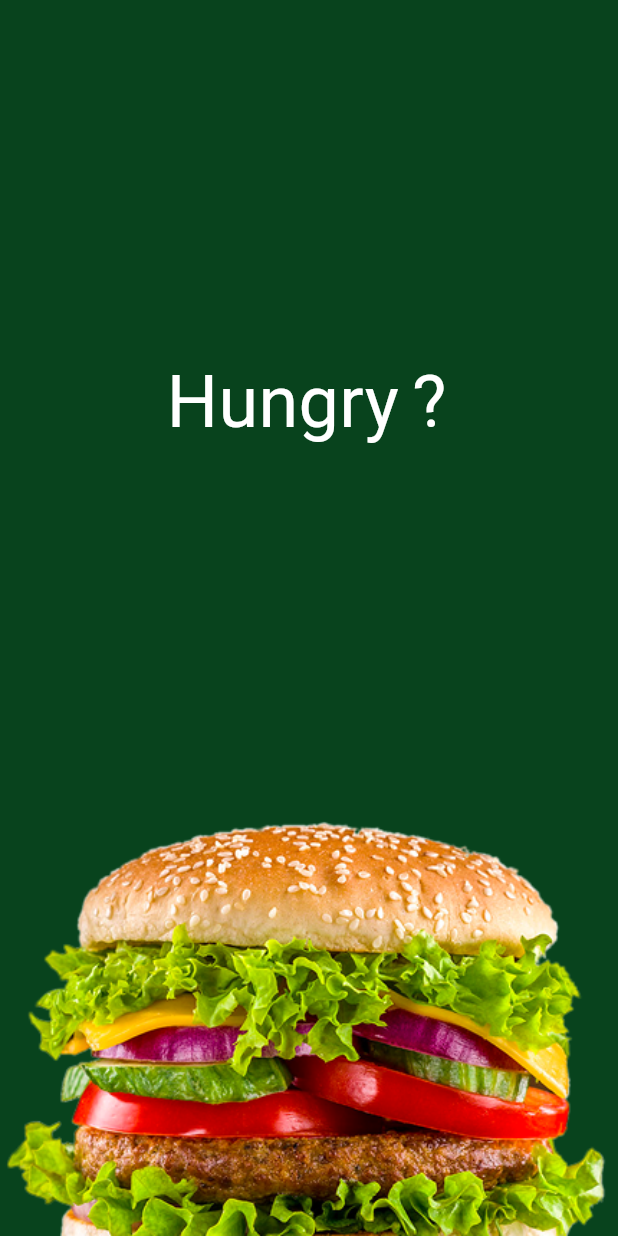
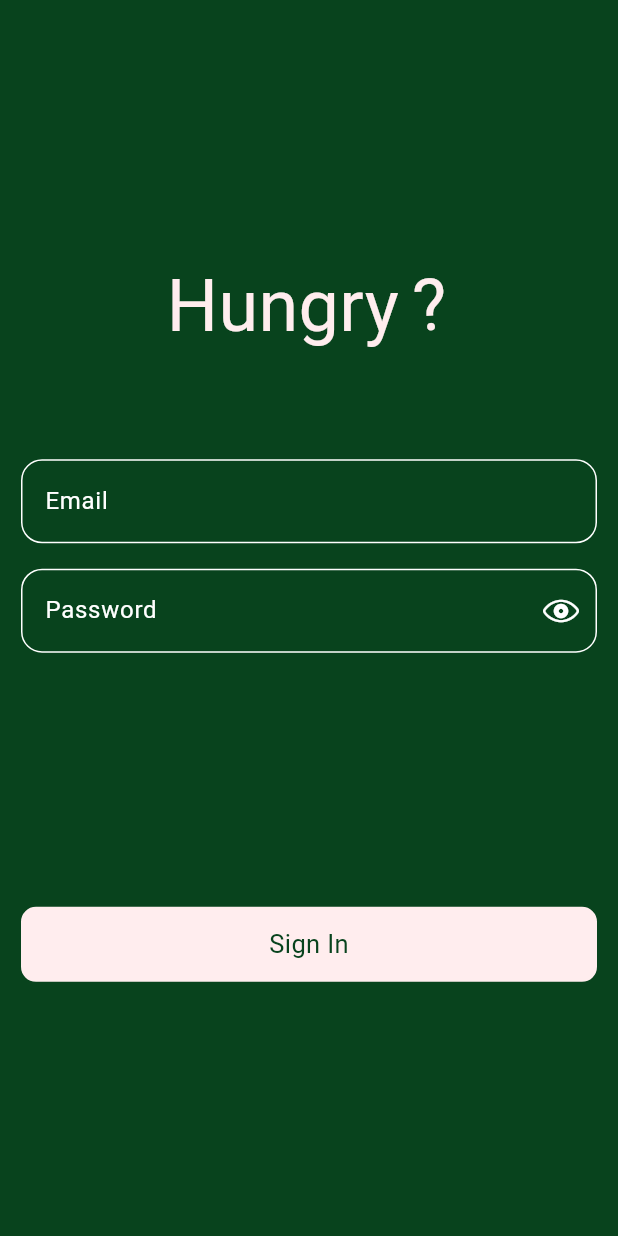
Before and after one commit to AhmedElgendy2004/Food_App, a Flutter app: the screen it shows after launch, on a phone screen of 412 x 824 dp. Run offline on Flutter 3.47's test engine with Material 3 defaults, Android fonts, the phone set to English and light mode, and no system bars; our stand-ins replace google_fonts.

Commit message:
feat: add Sign in view

```diff
--- a/lib/core/constants/app_colors.dart
+++ b/lib/core/constants/app_colors.dart
@@ -2,7 +2,7 @@ import 'dart:ui';
 
 class AppColors {
   static const Color primary = Color(0xFF08431D);
-  // static const Color secondary = Color(0xFFFFEDEE);
+  static const Color secondary = Color(0xFFFFEDEE);
   // static const Color textColor1 = Color(0xFF0D1030);
   // static const Color textColor2 = Color(0xFF7C7C7C);
   // static const Color textColor3 = Color(0xFFB9B9B9);
--- a/lib/core/widgets/app_logo.dart
+++ b/lib/core/widgets/app_logo.dart
@@ -1,5 +1,6 @@
 import 'package:flutter/material.dart';
 import 'package:google_fonts/google_fonts.dart';
+import 'package:hungry_food_app/core/constants/app_colors.dart';
 
 class AppLogo extends StatefulWidget {
   final String text;
@@ -13,7 +14,7 @@ class AppLogo extends StatefulWidget {
     super.key,
     this.text = 'Hungry',
     this.fontSize = 48,
-    this.textColor = Colors.white,
+    this.textColor = AppColors.secondary,
     this.questionMarkColor,
     this.onTap,
     this.animateQuestionMark = true,
@@ -41,7 +42,7 @@ class _AppLogoState extends State<AppLogo> with SingleTickerProviderStateMixin {
     _rotationAnimation =
         Tween<double>(
           begin: -0.08, // ميلان لليسار قليلاً
-          end: 0.12, // ميلان لليمين مع هزة خفيفة
+          end: 0.1, // ميلان لليمين مع هزة خفيفة
         ).animate(
           CurvedAnimation(parent: _controller, curve: Curves.easeInOutSine),
         );
@@ -49,7 +50,7 @@ class _AppLogoState extends State<AppLogo> with SingleTickerProviderStateMixin {
     // نبضة حجم طفيفة مرافقة للميلان
     _scaleAnimation = Tween<double>(
       begin: 1.0,
-      end: 1.1,
+      end: 1.15,
     ).animate(CurvedAnimation(parent: _controller, curve: Curves.easeInOut));
 
     if (widget.animateQuestionMark) {
@@ -98,6 +99,7 @@ class _AppLogoState extends State<AppLogo> with SingleTickerProviderStateMixin {
               alignment: Alignment.bottomCenter,
               transform: Matrix4.identity()
                 ..rotateZ(_rotationAnimation.value)
+                // ignore: deprecated_member_use
                 ..scale(_scaleAnimation.value),
               child: child,
             );
--- /dev/null
+++ b/lib/core/widgets/custom_button.dart
@@ -0,0 +1,40 @@
+import 'package:flutter/material.dart';
+import 'package:hungry_food_app/core/constants/app_colors.dart';
+import 'package:hungry_food_app/core/widgets/custom_text.dart';
+
+class CustomButton extends StatelessWidget {
+  const CustomButton({
+    super.key,
+    required this.buttonColor,
+    required this.buttonText, this.onPressed,
+  });
+
+  final String buttonText;
+  final Color buttonColor;
+  final Function()? onPressed;
+
+  @override
+  Widget build(BuildContext context) {
+    return GestureDetector(
+      onTap: onPressed,
+      child: Container(
+        margin: const EdgeInsets.symmetric(horizontal: 14.0),
+        height: 50,
+        width: double.infinity,
+        decoration: BoxDecoration(
+          color: buttonColor,
+          border: Border.all(color: AppColors.secondary, width: 4),
+          borderRadius: BorderRadius.circular(10),
+        ),
+
+        child: CustomText(
+          text: buttonText,
+          size: 17,
+          color: (buttonColor == AppColors.secondary)
+              ? AppColors.primary
+              : AppColors.secondary,
+        ),
+      ),
+    );
+  }
+}
--- /dev/null
+++ b/lib/core/widgets/custom_text.dart
@@ -0,0 +1,33 @@
+import 'package:flutter/material.dart';
+import 'package:google_fonts/google_fonts.dart';
+import 'package:hungry_food_app/core/constants/app_colors.dart';
+
+class CustomText extends StatelessWidget {
+  const CustomText({
+    super.key,
+    required this.text,
+    this.color = AppColors.secondary,
+    this.size = 14,
+    this.fontWeight = FontWeight.normal,
+    this.textAlign = Alignment.center,
+    this.baseTextStyle,
+  });
+
+  final String text;
+  final Color? color;
+  final double size;
+  final FontWeight fontWeight;
+  final Alignment textAlign;
+  final TextStyle? baseTextStyle;
+
+  @override
+  Widget build(BuildContext context) {
+    final effectiveStyle =
+        baseTextStyle ??
+        GoogleFonts.luckiestGuy(fontSize: size, color: color);
+    return Align(
+      alignment: textAlign,
+      child: Text(text, style: effectiveStyle),
+    );
+  }
+}
--- /dev/null
+++ b/lib/core/widgets/custom_text_form_field.dart
@@ -0,0 +1,86 @@
+import 'package:flutter/cupertino.dart';
+import 'package:flutter/material.dart';
+
+class CustomTextFormField extends StatefulWidget {
+  const CustomTextFormField({
+    super.key,
+    required this.labelText,
+    required this.controller,
+    this.isPassword = false,
+  });
+
+  final String labelText;
+  final bool isPassword;
+  final TextEditingController controller;
+
+  @override
+  State<CustomTextFormField> createState() => _CustomTextFormFieldState();
+}
+
+bool _isVisible = true;
+
+class _CustomTextFormFieldState extends State<CustomTextFormField> {
+  @override
+  void initState() {
+    _isVisible = widget.isPassword;
+    super.initState();
+  }
+
+  @override
+  Widget build(BuildContext context) {
+    return Padding(
+      padding: const EdgeInsets.symmetric(horizontal: 14.0),
+      child: TextFormField(
+        controller: widget.controller,
+
+        cursorColor: Colors.white,
+        cursorHeight: 20,
+        style: TextStyle(color: Colors.white),
+        //  validator
+        validator: (v) {
+          if (v == null || v.isEmpty) {
+            return 'Please enter ${widget.labelText}';
+          }
+          return null;
+        },
+        obscureText: _isVisible,
+        decoration: InputDecoration(
+          suffixIcon: widget.isPassword
+              ? GestureDetector(
+                  onTap: () {
+                    setState(() {
+                      _isVisible = !_isVisible;
+                    });
+                  },
+                  child: _isVisible
+                      ? Icon(CupertinoIcons.eye, color: Colors.white)
+                      : Icon(CupertinoIcons.eye_slash, color: Colors.white),
+                )
+              : null,
+
+          labelText: widget.labelText,
+          labelStyle: TextStyle(color: Colors.white),
+          hintStyle: TextStyle(color: Colors.white),
+          // Border styles
+          enabledBorder: OutlineInputBorder(
+            borderSide: BorderSide(color: Colors.white),
+            borderRadius: BorderRadius.circular(14.0),
+          ),
+          focusedBorder: OutlineInputBorder(
+            borderSide: BorderSide(color: Colors.white),
+            borderRadius: BorderRadius.circular(14.0),
+          ),
+          //Error style
+          errorBorder: OutlineInputBorder(
+            borderSide: BorderSide(color: Colors.red),
+            borderRadius: BorderRadius.circular(14.0),
+          ),
+          focusedErrorBorder: OutlineInputBorder(
+            borderSide: BorderSide(color: Colors.red),
+            borderRadius: BorderRadius.circular(14.0),
+          ),
+        ),
+      ),
+    );
+  }
+}
--- /dev/null
+++ b/lib/features/auth/view/sign_in_view.dart
@@ -0,0 +1,71 @@
+import 'package:flutter/material.dart';
+import 'package:hungry_food_app/core/constants/app_colors.dart';
+import 'package:hungry_food_app/core/widgets/app_logo.dart';
+import 'package:hungry_food_app/core/widgets/custom_button.dart';
+import 'package:hungry_food_app/core/widgets/custom_text_form_field.dart';
+
+class SignInView extends StatelessWidget {
+  const SignInView({super.key});
+
+  @override
+  Widget build(BuildContext context) {
+    // controllers for the text fields
+    TextEditingController emailController = TextEditingController();
+    TextEditingController passwordController = TextEditingController();
+    //key for the form
+    final GlobalKey<FormState> formKey = GlobalKey<FormState>();
+
+    return GestureDetector(
+      onTap: () {
+        FocusScope.of(context).unfocus();
+      },
+      child: Scaffold(
+        backgroundColor: AppColors.primary,
+        body: Center(
+          child: Form(
+            key: formKey,
+            child: Column(
+              mainAxisAlignment: MainAxisAlignment.center,
+              children: [
+                Spacer(flex: 10),
+                // logo
+                AppLogo(animateQuestionMark: false),
+                Spacer(flex: 4),
+                // text fields
+                CustomTextFormField(
+                  labelText: 'Email',
+                  controller: emailController,
+                ),
+                Spacer(flex: 1),
+                CustomTextFormField(
+                  labelText: 'Password',
+                  isPassword: true,
+                  controller: passwordController,
+                ),
+                Spacer(flex: 10),
+                // button
+                CustomButton(
+                  buttonColor: AppColors.secondary,
+                  buttonText: 'Sign In',
+                  onPressed: () {
+                    if (formKey.currentState!.validate()) {
+                      // Perform sign-in logic here
+                      String email = emailController.text;
+                      String password = passwordController.text;
+                      // You can call your authentication service here
+                      // ignore: avoid_print
+                      print(
+                        '🤍Success Login \n Email: $email, Password: $password',
+                      );
+                    }
+                  },
+                ),
+                Spacer(flex: 10),
+              ],
+            ),
+          ),
+        ),
+      ),
+    );
+  }
+}
--- a/lib/main.dart
+++ b/lib/main.dart
@@ -1,5 +1,5 @@
 import 'package:flutter/material.dart';
-import 'package:hungry_food_app/splash.dart';
+import 'package:hungry_food_app/features/auth/view/sign_in_view.dart';
 
 void main() {
   runApp(const MyApp());
@@ -13,7 +13,7 @@ class MyApp extends StatelessWidget {
     return MaterialApp(
       debugShowCheckedModeBanner: false,
       title: 'Hungry App',
-      home: SplashView(),
+      home: SignInView(),
     );
   }
 }
```
